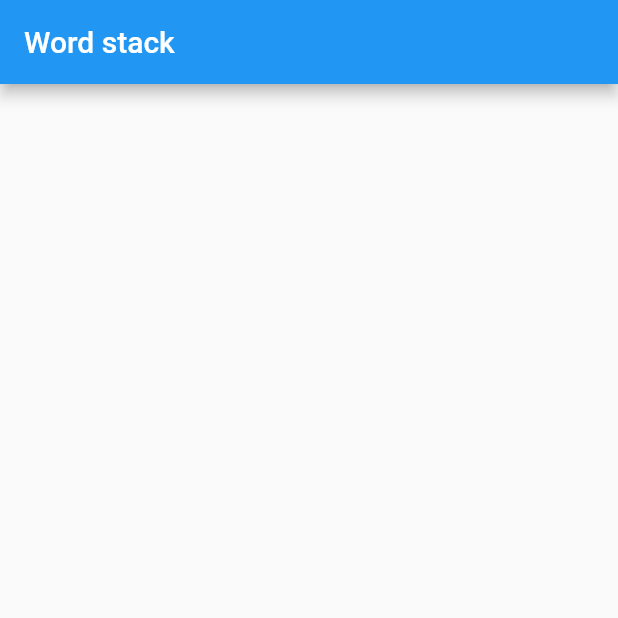
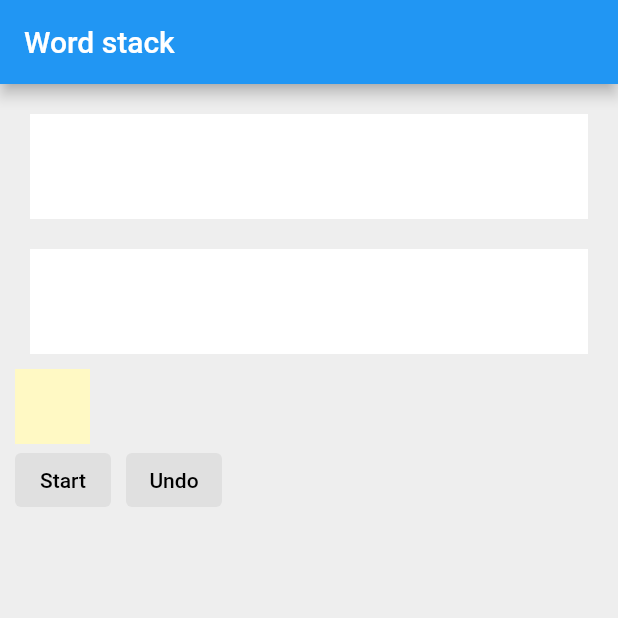
Before and after one commit to jorge-armando-navarro-flores/word_stack, a Flutter app: the screen it shows after launch, on a phone screen of 412 x 824 dp, the top half of it. Run offline on Flutter 3.47's test engine with Material 2 defaults, Android fonts, the phone set to English and light mode, and no system bars; missing offline and left inert: undo; project files that could hold a hidden picture were left out.

Commit message:
tilesStack

```diff
--- /dev/null
+++ b/lib/action_button.dart
@@ -0,0 +1,18 @@
+import 'package:flutter/material.dart';
+
+class ActionButton extends StatelessWidget {
+  final String? text;
+  final VoidCallback? onPressed;
+  ActionButton({this.text, this.onPressed});
+
+  @override
+  Widget build(BuildContext context) {
+    return TextButton(
+      style: TextButton.styleFrom(
+        backgroundColor: Colors.grey[300],
+      ),
+      onPressed: onPressed,
+      child: Text(text!, style: TextStyle(color: Colors.black)),
+    );
+  }
+}
--- /dev/null
+++ b/lib/letter_tile.dart
@@ -0,0 +1,24 @@
+import 'package:flutter/material.dart';
+class LetterTile extends StatelessWidget {
+  const LetterTile({
+    Key? key,
+    required this.letter,
+  }) : super(key: key);
+
+  final String letter;
+
+  @override
+  Widget build(BuildContext context) {
+    return Container(
+      height: 50.0,
+      width: 50.0,
+      color: Colors.yellow[100],
+      child: Center(
+        child: Text(
+          letter,
+          style: TextStyle(fontWeight: FontWeight.w500, fontSize: 30.0),
+        ),
+      ),
+    );
+  }
+}
--- a/lib/main.dart
+++ b/lib/main.dart
@@ -1,6 +1,11 @@
 import 'package:flutter/material.dart';
 import 'package:flutter/services.dart' show rootBundle;
 import 'dart:math';
+import 'package:undo/undo.dart';
+import 'letter_tile.dart';
+import 'stacked_layout_brain.dart';
+import 'stacked_layout.dart';
+import 'action_button.dart';
 
 void main() {
   runApp(MyApp());
@@ -36,9 +41,16 @@ class _MyHomePageState extends State<MyHomePage> {
   String? word1;
   String? word2;
   int defaultWordLength = 5;
+  int acceptedData = 0;
+  String scrambledString = '';
+  List<String> scrambledLetters = [];
 
-  String getScrambledString(String word1, String word2){
-    String scrambledString = '';
+  StackedLayout wordStack1 = StackedLayout();
+  StackedLayout wordStack2 = StackedLayout();
+
+  var changes = new ChangeStack();
+
+  void setScrambledString(String word1, String word2){
     int w1Idx = 0;
     int w2Idx = 0;
     while (w1Idx < word1.length && w2Idx < word2.length){
@@ -51,9 +63,11 @@ class _MyHomePageState extends State<MyHomePage> {
         w2Idx++;
       }
     }
+    scrambledString += word1.substring(w1Idx, word1.length) + word2.substring(w2Idx, word2.length);
+    scrambledLetters = scrambledString.split('').reversed.toList();
 
 
-    return scrambledString + word1.substring(w1Idx, word1.length) + word2.substring(w2Idx, word2.length);
+
   }
 
   onStartGame() async{
@@ -69,7 +83,11 @@ class _MyHomePageState extends State<MyHomePage> {
     word2 = sizedWordList[Random().nextInt(sizedWordList.length)];
     print(word1);
     print(word2);
-    print(getScrambledString(word1!, word2!));
+    setState(() {
+      setScrambledString(word1!, word2!);
+    });
+
+    print(scrambledString);
   }
 
   @override
@@ -82,11 +100,75 @@ class _MyHomePageState extends State<MyHomePage> {
   @override
   Widget build(BuildContext context) {
 
+
+
     return Scaffold(
+      backgroundColor: Colors.grey[200],
       appBar: AppBar(
         title: Text(widget.title),
       ),
-      body: Container()
+      body: Container(
+        padding: EdgeInsets.all(10.0),
+        child: Column(
+          crossAxisAlignment: CrossAxisAlignment.start,
+          children: <Widget>[
+            StackedLayoutBrain(wordStack: wordStack1, changes: changes, word: scrambledLetters),
+            StackedLayoutBrain(wordStack: wordStack2, changes: changes, word: scrambledLetters),
+            Draggable<LetterTile>(
+              // Data is the value this Draggable stores.
+
+              data: LetterTile(
+                letter: scrambledLetters.isNotEmpty? scrambledLetters.last : " ",
+              ),
+              child: LetterTile(letter: scrambledLetters.isNotEmpty? scrambledLetters.last : " "),
+              feedback: LetterTile(letter: scrambledLetters.isNotEmpty? scrambledLetters.last : " "),
+              childWhenDragging: LetterTile(letter: scrambledLetters.isNotEmpty? scrambledLetters.last : " "),
+              onDragCompleted: () {
+                setState(() {
+                  wordStack1.setColor(Colors.white);
+                  wordStack2.setColor(Colors.white);
+                  if (scrambledLetters.length > 0) {
+                    scrambledLetters.removeLast();
+                  }
+                });
+              },
+              onDragStarted: () {
+                wordStack1.setColor(Colors.blue.shade200);
+                wordStack2.setColor(Colors.blue.shade200);
+              },
+              onDraggableCanceled: (Velocity g, Offset l) {
+                wordStack1.setColor(Colors.white);
+                wordStack2.setColor(Colors.white);
+              },
+            ),
+            Row(
+              children: [
+                ActionButton(
+                  text: 'Start',
+                  onPressed: () {
+                    setState(() {
+                      wordStack1.clear();
+                      wordStack2.clear();
+                      scrambledLetters = scrambledString.split('').reversed.toList();
+                    });
+                  },
+                ),
+                SizedBox(
+                  width: 10.0,
+                ),
+                ActionButton(
+                  text: 'Undo',
+                  onPressed: () {
+                    setState(() {
+                      changes.undo();
+                    });
+                  },
+                ),
+              ],
+            )
+          ],
+        ),
+      ),
     );
   }
 }
--- /dev/null
+++ b/lib/stacked_layout.dart
@@ -0,0 +1,79 @@
+import 'package:flutter/material.dart';
+import 'letter_tile.dart';
+
+class StackedLayout extends StatefulWidget {
+  final _StackedLayoutState stackedLayoutState = new _StackedLayoutState();
+
+  void push(LetterTile letter) {
+    stackedLayoutState.push(letter);
+  }
+
+  LetterTile pop() {
+    return stackedLayoutState.pop();
+  }
+
+  void clear() {
+    stackedLayoutState.clear();
+    stackedLayoutState.tilesNumber = 0;
+  }
+
+  int getTilesNumber() {
+    return stackedLayoutState.tilesNumber;
+  }
+
+  void setColor(Color newColor) {
+    stackedLayoutState.setColor(newColor);
+  }
+
+  @override
+  _StackedLayoutState createState() => stackedLayoutState;
+}
+
+class _StackedLayoutState extends State<StackedLayout> {
+  List<LetterTile> wordStack = [];
+  final int? tileSpaces;
+  int tilesNumber = 0;
+  Color color = Colors.white;
+
+  _StackedLayoutState({this.tileSpaces});
+
+  @override
+  Widget build(BuildContext context) {
+    return Container(
+      height: 70.0,
+      margin: EdgeInsets.all(10.0),
+      padding: EdgeInsets.all(10.0),
+      color: color,
+      child: Row(
+        children: wordStack,
+      ),
+    );
+  }
+
+  void push(LetterTile letter) {
+    setState(() {
+      wordStack.add(letter);
+      tilesNumber += 1;
+    });
+  }
+
+  LetterTile pop() {
+    LetterTile tile = wordStack.removeLast();
+    setState(() {
+      tilesNumber -= 1;
+    });
+    return tile;
+  }
+
+  void clear() {
+    setState(() {
+      wordStack = [];
+    });
+  }
+
+  void setColor(Color newColor) {
+    setState(() {
+      color = newColor;
+    });
+  }
+}
--- /dev/null
+++ b/lib/stacked_layout_brain.dart
@@ -0,0 +1,43 @@
+import 'package:flutter/material.dart';
+import 'stacked_layout.dart';
+import 'package:undo/undo.dart';
+import 'letter_tile.dart';
+
+class StackedLayoutBrain extends StatelessWidget {
+  const StackedLayoutBrain({
+    Key? key,
+    required this.wordStack,
+    required this.changes,
+    required this.word,
+  }) : super(key: key);
+
+  final StackedLayout wordStack;
+  final ChangeStack changes;
+  final List<String> word;
+
+  @override
+  Widget build(BuildContext context) {
+    return Container(
+      child: DragTarget<LetterTile>(
+        onWillAccept: (value) => word.length > 0,
+        builder: (
+            BuildContext context,
+            List<dynamic> accepted,
+            List<dynamic> rejected,
+            ) {
+          return wordStack;
+        },
+        onAccept: (LetterTile data) {
+          changes.add(new Change(wordStack, () => wordStack.push(data),
+                  (oldValue) => word.add(wordStack.pop().letter)));
+        },
+        onMove: (DragTargetDetails<LetterTile> details) {
+          wordStack.setColor(Colors.green.shade200);
+        },
+        onLeave: (LetterTile? letter) {
+          wordStack.setColor(Colors.blue.shade200);
+        },
+      ),
+    );
+  }
+}
--- a/pubspec.yaml
+++ b/pubspec.yaml
@@ -28,6 +28,7 @@ dependencies:
   # The following adds the Cupertino Icons font to your application.
   # Use with the CupertinoIcons class for iOS style icons.
   cupertino_icons: ^1.0.2
+  undo: ^1.4.0
 
 dev_dependencies:
   flutter_test:
```
Also changed, not shown: pubspec.lock.
